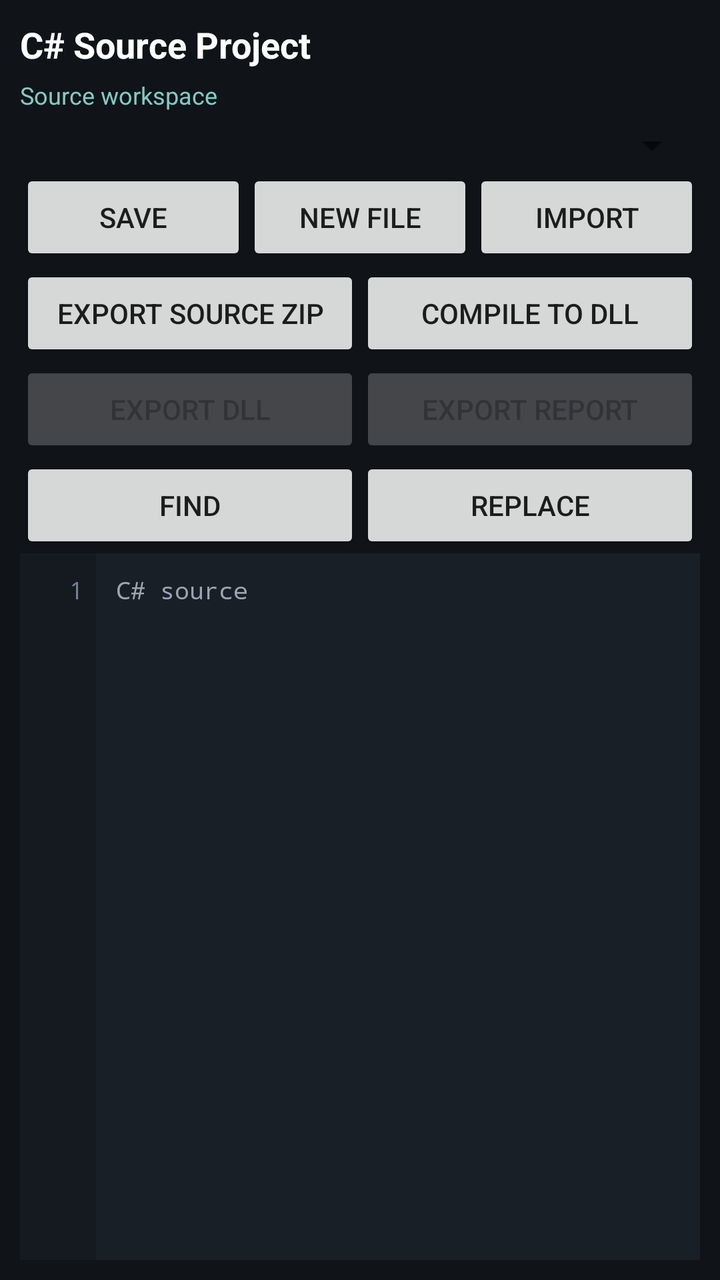
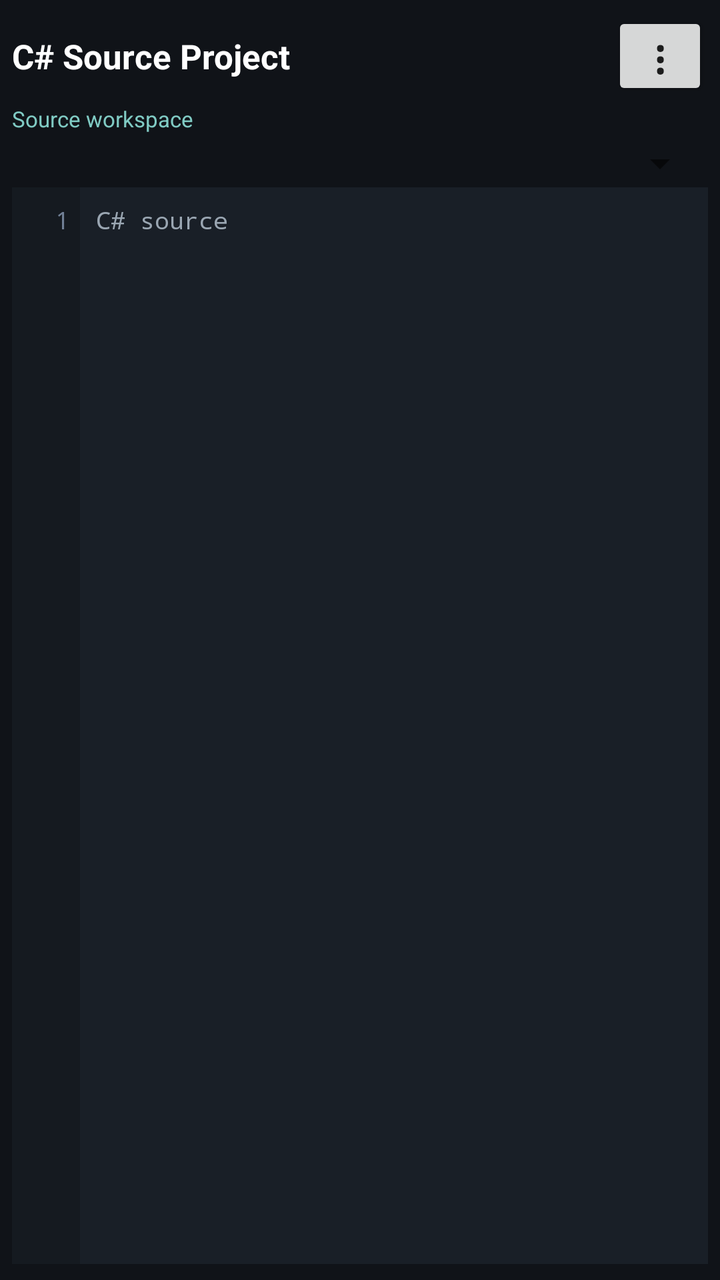

An Android layout rendered at two revisions. The XML below is the earlier revision; the diff shows what the commit changed to produce the second picture.
<!-- AndroidManifest.xml: application theme Theme.App -->
<!-- res/layout/activity_csharp_source_editor.xml -->
<?xml version="1.0" encoding="utf-8"?>
<LinearLayout xmlns:android="http://schemas.android.com/apk/res/android"
    android:id="@+id/sourceEditorRoot"
    android:layout_width="match_parent"
    android:layout_height="match_parent"
    android:orientation="vertical"
    android:padding="10dp"
    android:background="#101318">

    <TextView
        android:id="@+id/sourceEditorTitle"
        android:layout_width="match_parent"
        android:layout_height="wrap_content"
        android:text="C# Source Project"
        android:textColor="#FFFFFF"
        android:textSize="18sp"
        android:textStyle="bold"
        android:maxLines="2" />

    <TextView
        android:id="@+id/sourceEditorStatus"
        android:layout_width="match_parent"
        android:layout_height="wrap_content"
        android:paddingTop="5dp"
        android:paddingBottom="5dp"
        android:text="Source workspace"
        android:textColor="#80CBC4"
        android:textSize="12sp"
        android:maxLines="2"
        android:ellipsize="end" />

    <Spinner
        android:id="@+id/sourceEditorFiles"
        android:layout_width="match_parent"
        android:layout_height="wrap_content" />

    <LinearLayout
        android:id="@+id/sourceEditorFileActionsRow"
        android:layout_width="match_parent"
        android:layout_height="wrap_content"
        android:orientation="horizontal">

        <Button
            android:id="@+id/sourceEditorSave"
            android:layout_width="0dp"
            android:layout_height="wrap_content"
            android:layout_weight="1"
            android:text="SAVE" />

        <Button
            android:id="@+id/sourceEditorAdd"
            android:layout_width="0dp"
            android:layout_height="wrap_content"
            android:layout_weight="1"
            android:text="NEW FILE" />

        <Button
            android:id="@+id/sourceEditorImport"
            android:layout_width="0dp"
            android:layout_height="wrap_content"
            android:layout_weight="1"
            android:text="IMPORT" />
    </LinearLayout>

    <LinearLayout
        android:id="@+id/sourceEditorProjectActionsRow"
        android:layout_width="match_parent"
        android:layout_height="wrap_content"
        android:orientation="horizontal">

        <Button
            android:id="@+id/sourceEditorExport"
            android:layout_width="0dp"
            android:layout_height="wrap_content"
            android:layout_weight="1"
            android:text="EXPORT SOURCE ZIP" />

        <Button
            android:id="@+id/sourceEditorCompile"
            android:layout_width="0dp"
            android:layout_height="wrap_content"
            android:layout_weight="1"
            android:text="COMPILE TO DLL" />
    </LinearLayout>

    <LinearLayout
        android:id="@+id/sourceEditorOutputActionsRow"
        android:layout_width="match_parent"
        android:layout_height="wrap_content"
        android:orientation="horizontal">

        <Button
            android:id="@+id/sourceEditorExportDll"
            android:layout_width="0dp"
            android:layout_height="wrap_content"
            android:layout_weight="1"
            android:enabled="false"
            android:text="EXPORT DLL" />

        <Button
            android:id="@+id/sourceEditorExportReport"
            android:layout_width="0dp"
            android:layout_height="wrap_content"
            android:layout_weight="1"
            android:enabled="false"
            android:text="EXPORT REPORT" />
    </LinearLayout>

    <LinearLayout
        android:layout_width="match_parent"
        android:layout_height="wrap_content"
        android:orientation="horizontal">

        <Button
            android:id="@+id/sourceEditorFind"
            android:layout_width="0dp"
            android:layout_height="wrap_content"
            android:layout_weight="1"
            android:text="FIND" />

        <Button
            android:id="@+id/sourceEditorReplace"
            android:layout_width="0dp"
            android:layout_height="wrap_content"
            android:layout_weight="1"
            android:text="REPLACE" />
    </LinearLayout>

    <LinearLayout
        android:layout_width="match_parent"
        android:layout_height="wrap_content"
        android:orientation="horizontal"
        android:gravity="center_vertical">

        <Button
            android:id="@+id/sourceEditorPreviousPage"
            android:layout_width="0dp"
            android:layout_height="wrap_content"
            android:layout_weight="1"
            android:visibility="gone"
            android:text="PREVIOUS PAGE" />

        <TextView
            android:id="@+id/sourceEditorPageInfo"
            android:layout_width="wrap_content"
            android:layout_height="wrap_content"
            android:paddingStart="10dp"
            android:paddingEnd="10dp"
            android:textColor="#80CBC4"
            android:textSize="12sp"
            android:visibility="gone"
            android:text="Edit page 1 / 1" />

        <Button
            android:id="@+id/sourceEditorNextPage"
            android:layout_width="0dp"
            android:layout_height="wrap_content"
            android:layout_weight="1"
            android:visibility="gone"
            android:text="NEXT PAGE" />
    </LinearLayout>

    <LinearLayout
        android:layout_width="match_parent"
        android:layout_height="0dp"
        android:layout_weight="1"
        android:orientation="horizontal"
        android:background="#191F27">

        <TextView
            android:id="@+id/sourceEditorLineNumbers"
            android:layout_width="38dp"
            android:layout_height="match_parent"
            android:gravity="top|end"
            android:fontFamily="monospace"
            android:textColor="#718096"
            android:textSize="12sp"
            android:background="#151A20"
            android:paddingTop="10dp"
            android:paddingBottom="10dp"
            android:paddingEnd="6dp"
            android:text="1" />

        <EditText
            android:id="@+id/sourceEditorText"
            android:layout_width="0dp"
            android:layout_height="match_parent"
            android:layout_weight="1"
            android:gravity="top|start"
            android:fontFamily="monospace"
            android:inputType="textMultiLine|textNoSuggestions"
            android:singleLine="false"
            android:textColor="#E5EAF0"
            android:textSize="12sp"
            android:background="#191F27"
            android:padding="10dp"
            android:scrollbars="vertical"
            android:imeOptions="flagNoExtractUi"
            android:hint="C# source"
            android:textColorHint="#9AA6B2" />
    </LinearLayout>
</LinearLayout>
<!-- resources referenced by this layout -->
<resources>
  <style name="Theme.App" parent="android:Theme.Material.Light">
          <item name="android:colorPrimary">@color/primary</item>
      </style>
  <color name="primary">#FF6200EE</color>
</resources>

<!-- the commit's change to res/layout/activity_csharp_source_editor.xml (unified diff, before → after) -->
@@ -4,29 +4,49 @@
     android:layout_width="match_parent"
     android:layout_height="match_parent"
     android:orientation="vertical"
-    android:padding="10dp"
+    android:padding="6dp"
     android:background="#101318">
 
-    <TextView
-        android:id="@+id/sourceEditorTitle"
-        android:layout_width="match_parent"
-        android:layout_height="wrap_content"
-        android:text="C# Source Project"
-        android:textColor="#FFFFFF"
-        android:textSize="18sp"
-        android:textStyle="bold"
-        android:maxLines="2" />
+    <LinearLayout
+        android:layout_width="match_parent"
+        android:layout_height="wrap_content"
+        android:orientation="horizontal"
+        android:gravity="center_vertical">
+
+        <TextView
+            android:id="@+id/sourceEditorTitle"
+            android:layout_width="0dp"
+            android:layout_height="wrap_content"
+            android:layout_weight="1"
+            android:text="C# Source Project"
+            android:textColor="#FFFFFF"
+            android:textSize="17sp"
+            android:textStyle="bold"
+            android:maxLines="1"
+            android:ellipsize="end" />
+
+        <Button
+            android:id="@+id/sourceEditorOverflow"
+            android:layout_width="48dp"
+            android:layout_height="44dp"
+            android:minWidth="0dp"
+            android:minHeight="0dp"
+            android:padding="0dp"
+            android:text="⋮"
+            android:textSize="24sp"
+            android:contentDescription="More editor actions" />
+    </LinearLayout>
 
     <TextView
         android:id="@+id/sourceEditorStatus"
         android:layout_width="match_parent"
         android:layout_height="wrap_content"
-        android:paddingTop="5dp"
-        android:paddingBottom="5dp"
+        android:paddingTop="2dp"
+        android:paddingBottom="3dp"
         android:text="Source workspace"
         android:textColor="#80CBC4"
-        android:textSize="12sp"
-        android:maxLines="2"
+        android:textSize="11sp"
+        android:maxLines="1"
         android:ellipsize="end" />
 
     <Spinner
@@ -35,129 +55,81 @@
         android:layout_height="wrap_content" />
 
     <LinearLayout
-        android:id="@+id/sourceEditorFileActionsRow"
-        android:layout_width="match_parent"
-        android:layout_height="wrap_content"
-        android:orientation="horizontal">
-
-        <Button
-            android:id="@+id/sourceEditorSave"
-            android:layout_width="0dp"
-            android:layout_height="wrap_content"
-            android:layout_weight="1"
-            android:text="SAVE" />
-
-        <Button
-            android:id="@+id/sourceEditorAdd"
-            android:layout_width="0dp"
-            android:layout_height="wrap_content"
-            android:layout_weight="1"
-            android:text="NEW FILE" />
-
-        <Button
-            android:id="@+id/sourceEditorImport"
-            android:layout_width="0dp"
-            android:layout_height="wrap_content"
-            android:layout_weight="1"
-            android:text="IMPORT" />
-    </LinearLayout>
-
-    <LinearLayout
-        android:id="@+id/sourceEditorProjectActionsRow"
-        android:layout_width="match_parent"
-        android:layout_height="wrap_content"
-        android:orientation="horizontal">
-
-        <Button
-            android:id="@+id/sourceEditorExport"
-            android:layout_width="0dp"
-            android:layout_height="wrap_content"
-            android:layout_weight="1"
-            android:text="EXPORT SOURCE ZIP" />
-
-        <Button
-            android:id="@+id/sourceEditorCompile"
-            android:layout_width="0dp"
-            android:layout_height="wrap_content"
-            android:layout_weight="1"
-            android:text="COMPILE TO DLL" />
-    </LinearLayout>
-
-    <LinearLayout
-        android:id="@+id/sourceEditorOutputActionsRow"
-        android:layout_width="match_parent"
-        android:layout_height="wrap_content"
-        android:orientation="horizontal">
-
-        <Button
-            android:id="@+id/sourceEditorExportDll"
-            android:layout_width="0dp"
-            android:layout_height="wrap_content"
-            android:layout_weight="1"
-            android:enabled="false"
-            android:text="EXPORT DLL" />
-
-        <Button
-            android:id="@+id/sourceEditorExportReport"
-            android:layout_width="0dp"
-            android:layout_height="wrap_content"
-            android:layout_weight="1"
-            android:enabled="false"
-            android:text="EXPORT REPORT" />
-    </LinearLayout>
-
-    <LinearLayout
-        android:layout_width="match_parent"
-        android:layout_height="wrap_content"
-        android:orientation="horizontal">
-
-        <Button
-            android:id="@+id/sourceEditorFind"
-            android:layout_width="0dp"
-            android:layout_height="wrap_content"
-            android:layout_weight="1"
-            android:text="FIND" />
-
-        <Button
-            android:id="@+id/sourceEditorReplace"
-            android:layout_width="0dp"
-            android:layout_height="wrap_content"
-            android:layout_weight="1"
-            android:text="REPLACE" />
-    </LinearLayout>
-
-    <LinearLayout
-        android:layout_width="match_parent"
-        android:layout_height="wrap_content"
-        android:orientation="horizontal"
-        android:gravity="center_vertical">
-
-        <Button
-            android:id="@+id/sourceEditorPreviousPage"
-            android:layout_width="0dp"
-            android:layout_height="wrap_content"
-            android:layout_weight="1"
-            android:visibility="gone"
-            android:text="PREVIOUS PAGE" />
-
-        <TextView
-            android:id="@+id/sourceEditorPageInfo"
-            android:layout_width="wrap_content"
-            android:layout_height="wrap_content"
-            android:paddingStart="10dp"
-            android:paddingEnd="10dp"
-            android:textColor="#80CBC4"
-            android:textSize="12sp"
-            android:visibility="gone"
-            android:text="Edit page 1 / 1" />
-
-        <Button
-            android:id="@+id/sourceEditorNextPage"
-            android:layout_width="0dp"
-            android:layout_height="wrap_content"
-            android:layout_weight="1"
-            android:visibility="gone"
-            android:text="NEXT PAGE" />
+        android:id="@+id/sourceEditorSearchPanel"
+        android:layout_width="match_parent"
+        android:layout_height="wrap_content"
+        android:orientation="vertical"
+        android:paddingTop="3dp"
+        android:paddingBottom="3dp"
+        android:visibility="gone"
+        android:background="#202833">
+
+        <LinearLayout
+            android:layout_width="match_parent"
+            android:layout_height="wrap_content"
+            android:gravity="center_vertical"
+            android:orientation="horizontal">
+
+            <EditText
+                android:id="@+id/sourceEditorSearchInput"
+                android:layout_width="0dp"
+                android:layout_height="wrap_content"
+                android:layout_weight="1"
+                android:singleLine="true"
+                android:imeOptions="actionSearch"
+                android:inputType="textNoSuggestions"
+                android:hint="Find in complete source"
+                android:textColor="#FFFFFF"
+                android:textColorHint="#9AA6B2" />
+
+            <Button
+                android:id="@+id/sourceEditorSearchRun"
+                android:layout_width="wrap_content"
+                android:layout_height="wrap_content"
+                android:minWidth="0dp"
+                android:text="GO" />
+
+            <Button
+                android:id="@+id/sourceEditorSearchClose"
+                android:layout_width="42dp"
+                android:layout_height="wrap_content"
+                android:minWidth="0dp"
+                android:text="×"
+                android:textSize="20sp"
+                android:contentDescription="Close search panel" />
+        </LinearLayout>
+
+        <LinearLayout
+            android:layout_width="match_parent"
+            android:layout_height="wrap_content"
+            android:gravity="center_vertical"
+            android:orientation="horizontal">
+
+            <TextView
+                android:id="@+id/sourceEditorSearchInfo"
+                android:layout_width="0dp"
+                android:layout_height="wrap_content"
+                android:layout_weight="1"
+                android:paddingStart="6dp"
+                android:text="Find in complete source"
+                android:textColor="#80CBC4"
+                android:textSize="11sp"
+                android:maxLines="2" />
+
+            <Button
+                android:id="@+id/sourceEditorSearchPrevious"
+                android:layout_width="wrap_content"
+                android:layout_height="wrap_content"
+                android:minWidth="0dp"
+                android:text="↑" />
+
+            <Button
+                android:id="@+id/sourceEditorSearchNext"
+                android:layout_width="wrap_content"
+                android:layout_height="wrap_content"
+                android:minWidth="0dp"
+                android:text="↓" />
+        </LinearLayout>
     </LinearLayout>
 
     <LinearLayout
@@ -169,16 +141,16 @@
 
         <TextView
             android:id="@+id/sourceEditorLineNumbers"
-            android:layout_width="38dp"
+            android:layout_width="34dp"
             android:layout_height="match_parent"
             android:gravity="top|end"
             android:fontFamily="monospace"
             android:textColor="#718096"
             android:textSize="12sp"
             android:background="#151A20"
-            android:paddingTop="10dp"
-            android:paddingBottom="10dp"
-            android:paddingEnd="6dp"
+            android:paddingTop="8dp"
+            android:paddingBottom="8dp"
+            android:paddingEnd="5dp"
             android:text="1" />
 
         <EditText
@@ -193,10 +165,63 @@
             android:textColor="#E5EAF0"
             android:textSize="12sp"
             android:background="#191F27"
-            android:padding="10dp"
+            android:padding="8dp"
             android:scrollbars="vertical"
             android:imeOptions="flagNoExtractUi"
             android:hint="C# source"
             android:textColorHint="#9AA6B2" />
     </LinearLayout>
+
+    <LinearLayout
+        android:layout_width="match_parent"
+        android:layout_height="wrap_content"
+        android:orientation="horizontal"
+        android:gravity="center_vertical"
+        android:paddingTop="2dp">
+
+        <Button
+            android:id="@+id/sourceEditorPreviousPage"
+            android:layout_width="0dp"
+            android:layout_height="wrap_content"
+            android:layout_weight="1"
+            android:visibility="gone"
+            android:text="‹ PREVIOUS PAGE" />
+
+        <TextView
+            android:id="@+id/sourceEditorPageInfo"
+            android:layout_width="wrap_content"
+            android:layout_height="wrap_content"
+            android:paddingStart="8dp"
+            android:paddingEnd="8dp"
+            android:textColor="#80CBC4"
+            android:textSize="11sp"
+            android:visibility="gone"
+            android:text="Page 1 / 1" />
+
+        <Button
+            android:id="@+id/sourceEditorNextPage"
+            android:layout_width="0dp"
+            android:layout_height="wrap_content"
+            android:layout_weight="1"
+            android:visibility="gone"
+            android:text="NEXT PAGE ›" />
+    </LinearLayout>
+
+    
+    <LinearLayout
+        android:id="@+id/sourceEditorLegacyActions"
+        android:layout_width="0dp"
+        android:layout_height="0dp"
+        android:visibility="gone">
+
+        <Button android:id="@+id/sourceEditorSave" android:layout_width="wrap_content" android:layout_height="wrap_content" />
+        <Button android:id="@+id/sourceEditorAdd" android:layout_width="wrap_content" android:layout_height="wrap_content" />
+        <Button android:id="@+id/sourceEditorImport" android:layout_width="wrap_content" android:layout_height="wrap_content" />
+        <Button android:id="@+id/sourceEditorExport" android:layout_width="wrap_content" android:layout_height="wrap_content" />
+        <Button android:id="@+id/sourceEditorCompile" android:layout_width="wrap_content" android:layout_height="wrap_content" />
+        <Button android:id="@+id/sourceEditorExportDll" android:layout_width="wrap_content" android:layout_height="wrap_content" />
+        <Button android:id="@+id/sourceEditorExportReport" android:layout_width="wrap_content" android:layout_height="wrap_content" />
+        <Button android:id="@+id/sourceEditorFind" android:layout_width="wrap_content" android:layout_height="wrap_content" />
+        <Button android:id="@+id/sourceEditorReplace" android:layout_width="wrap_content" android:layout_height="wrap_content" />
+    </LinearLayout>
 </LinearLayout>
